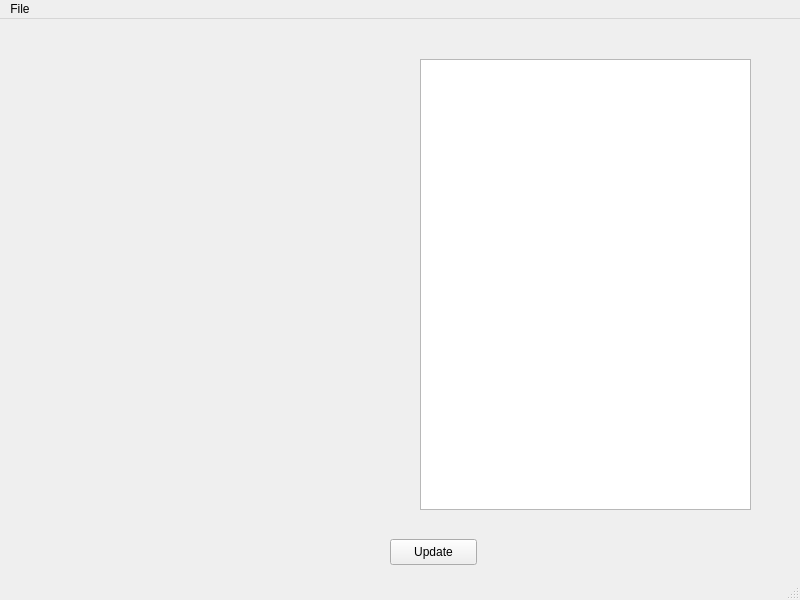
Old version of the form qt-workbench/func_edit.ui in the repository lignumsystem/lignum-core.
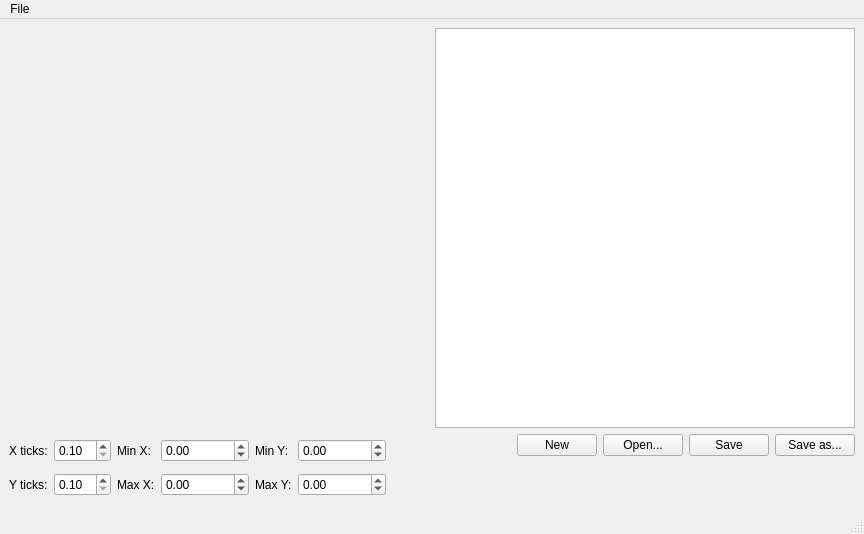
New version of the form. Custom widgets are drawn as their Qt base class.

Commit message:
Added the painter as a component to the form files. The layout of the program should now work better.
Also added spin boxes for setting the tick and view settings, and buttons
below the edit box for loading and saving files. It's also possible to
start a new file via menubar entry 'New', or by clicking 'New' button
beside the 'Open'-button.

Patch:
```diff
--- a/qt-workbench/func_edit.ui
+++ b/qt-workbench/func_edit.ui
@@ -8,44 +8,399 @@
    <rect>
     <x>0</x>
     <y>0</y>
-    <width>800</width>
-    <height>600</height>
+    <width>864</width>
+    <height>534</height>
    </rect>
   </property>
   <property name="windowTitle" >
    <string>Function Editor</string>
   </property>
   <widget class="QWidget" name="centralwidget" >
-   <widget class="QTextEdit" name="textEdit" >
-    <property name="geometry" >
-     <rect>
-      <x>420</x>
-      <y>40</y>
-      <width>331</width>
-      <height>451</height>
-     </rect>
+   <layout class="QHBoxLayout" >
+    <property name="margin" >
+     <number>9</number>
     </property>
-   </widget>
-   <widget class="QPushButton" name="updateButton" >
-    <property name="geometry" >
-     <rect>
-      <x>390</x>
-      <y>520</y>
-      <width>87</width>
-      <height>26</height>
-     </rect>
+    <property name="spacing" >
+     <number>6</number>
     </property>
-    <property name="text" >
-     <string>Update</string>
-    </property>
-   </widget>
+    <item>
+     <layout class="QVBoxLayout" >
+      <property name="margin" >
+       <number>0</number>
+      </property>
+      <property name="spacing" >
+       <number>6</number>
+      </property>
+      <item>
+       <layout class="QHBoxLayout" >
+        <property name="margin" >
+         <number>0</number>
+        </property>
+        <property name="spacing" >
+         <number>6</number>
+        </property>
+        <item>
+         <widget class="FunctionPainter" name="f_painter" >
+          <property name="sizePolicy" >
+           <sizepolicy>
+            <hsizetype>7</hsizetype>
+            <vsizetype>7</vsizetype>
+            <horstretch>0</horstretch>
+            <verstretch>0</verstretch>
+           </sizepolicy>
+          </property>
+          <property name="toolTip" >
+           <string>Function painter for Lignum</string>
+          </property>
+          <property name="whatsThis" >
+           <string> Function painter for Lignum</string>
+          </property>
+          <property name="autoFillBackground" >
+           <bool>false</bool>
+          </property>
+         </widget>
+        </item>
+        <item>
+         <widget class="QTextEdit" name="textEdit" >
+          <property name="minimumSize" >
+           <size>
+            <width>0</width>
+            <height>400</height>
+           </size>
+          </property>
+         </widget>
+        </item>
+       </layout>
+      </item>
+      <item>
+       <layout class="QHBoxLayout" >
+        <property name="margin" >
+         <number>0</number>
+        </property>
+        <property name="spacing" >
+         <number>6</number>
+        </property>
+        <item>
+         <layout class="QHBoxLayout" >
+          <property name="margin" >
+           <number>0</number>
+          </property>
+          <property name="spacing" >
+           <number>6</number>
+          </property>
+          <item>
+           <layout class="QVBoxLayout" >
+            <property name="margin" >
+             <number>0</number>
+            </property>
+            <property name="spacing" >
+             <number>6</number>
+            </property>
+            <item>
+             <layout class="QHBoxLayout" >
+              <property name="margin" >
+               <number>0</number>
+              </property>
+              <property name="spacing" >
+               <number>6</number>
+              </property>
+              <item>
+               <widget class="QLabel" name="label_6" >
+                <property name="text" >
+                 <string>X ticks:</string>
+                </property>
+                <property name="buddy" >
+                 <cstring>xtickBox</cstring>
+                </property>
+               </widget>
+              </item>
+              <item>
+               <widget class="QDoubleSpinBox" name="xtickBox" >
+                <property name="minimum" >
+                 <double>0.1</double>
+                </property>
+                <property name="singleStep" >
+                 <double>0.1</double>
+                </property>
+               </widget>
+              </item>
+             </layout>
+            </item>
+            <item>
+             <layout class="QHBoxLayout" >
+              <property name="margin" >
+               <number>0</number>
+              </property>
+              <property name="spacing" >
+               <number>6</number>
+              </property>
+              <item>
+               <widget class="QLabel" name="label_5" >
+                <property name="text" >
+                 <string>Y ticks:</string>
+                </property>
+                <property name="buddy" >
+                 <cstring>yticBox</cstring>
+                </property>
+               </widget>
+              </item>
+              <item>
+               <widget class="QDoubleSpinBox" name="yticBox" >
+                <property name="minimum" >
+                 <double>0.1</double>
+                </property>
+                <property name="singleStep" >
+                 <double>0.1</double>
+                </property>
+               </widget>
+              </item>
+             </layout>
+            </item>
+           </layout>
+          </item>
+          <item>
+           <layout class="QVBoxLayout" >
+            <property name="margin" >
+             <number>0</number>
+            </property>
+            <property name="spacing" >
+             <number>6</number>
+            </property>
+            <item>
+             <layout class="QHBoxLayout" >
+              <property name="margin" >
+               <number>0</number>
+              </property>
+              <property name="spacing" >
+               <number>6</number>
+              </property>
+              <item>
+               <widget class="QLabel" name="label_3" >
+                <property name="text" >
+                 <string>Min X:</string>
+                </property>
+                <property name="buddy" >
+                 <cstring>minXBox</cstring>
+                </property>
+               </widget>
+              </item>
+              <item>
+               <widget class="QDoubleSpinBox" name="minXBox" >
+                <property name="maximum" >
+                 <double>1e+07</double>
+                </property>
+                <property name="minimum" >
+                 <double>-1e+07</double>
+                </property>
+                <property name="singleStep" >
+                 <double>0.1</double>
+                </property>
+                <property name="value" >
+                 <double>0</double>
+                </property>
+               </widget>
+              </item>
+             </layout>
+            </item>
+            <item>
+             <layout class="QHBoxLayout" >
+              <property name="margin" >
+               <number>0</number>
+              </property>
+              <property name="spacing" >
+               <number>6</number>
+              </property>
+              <item>
+               <widget class="QLabel" name="label_4" >
+                <property name="text" >
+                 <string>Max X:</string>
+                </property>
+                <property name="buddy" >
+                 <cstring>maxXBox</cstring>
+                </property>
+               </widget>
+              </item>
+              <item>
+               <widget class="QDoubleSpinBox" name="maxXBox" >
+                <property name="maximum" >
+                 <double>1e+08</double>
+                </property>
+                <property name="minimum" >
+                 <double>-1e+07</double>
+                </property>
+                <property name="singleStep" >
+                 <double>0.1</double>
+                </property>
+               </widget>
+              </item>
+             </layout>
+            </item>
+           </layout>
+          </item>
+          <item>
+           <layout class="QVBoxLayout" >
+            <property name="margin" >
+             <number>0</number>
+            </property>
+            <property name="spacing" >
+             <number>6</number>
+            </property>
+            <item>
+             <layout class="QHBoxLayout" >
+              <property name="margin" >
+               <number>0</number>
+              </property>
+              <property name="spacing" >
+               <number>6</number>
+              </property>
+              <item>
+               <widget class="QLabel" name="label" >
+                <property name="text" >
+                 <string>Min Y:</string>
+                </property>
+                <property name="buddy" >
+                 <cstring>minYBox</cstring>
+                </property>
+               </widget>
+              </item>
+              <item>
+               <widget class="QDoubleSpinBox" name="minYBox" >
+                <property name="maximum" >
+                 <double>1e+07</double>
+                </property>
+                <property name="minimum" >
+                 <double>-1e+07</double>
+                </property>
+                <property name="singleStep" >
+                 <double>0.1</double>
+                </property>
+               </widget>
+              </item>
+             </layout>
+            </item>
+            <item>
+             <layout class="QHBoxLayout" >
+              <property name="margin" >
+               <number>0</number>
+              </property>
+              <property name="spacing" >
+               <number>6</number>
+              </property>
+              <item>
+               <widget class="QLabel" name="label_2" >
+                <property name="text" >
+                 <string>Max Y:</string>
+                </property>
+                <property name="buddy" >
+                 <cstring>maxYBo</cstring>
+                </property>
+               </widget>
+              </item>
+              <item>
+               <widget class="QDoubleSpinBox" name="maxYBo" >
+                <property name="maximum" >
+                 <double>1e+07</double>
+                </property>
+                <property name="minimum" >
+                 <double>-1e+07</double>
+                </property>
+                <property name="singleStep" >
+                 <double>0.1</double>
+                </property>
+               </widget>
+              </item>
+             </layout>
+            </item>
+           </layout>
+          </item>
+         </layout>
+        </item>
+        <item>
+         <spacer>
+          <property name="orientation" >
+           <enum>Qt::Horizontal</enum>
+          </property>
+          <property name="sizeHint" >
+           <size>
+            <width>31</width>
+            <height>20</height>
+           </size>
+          </property>
+         </spacer>
+        </item>
+        <item>
+         <layout class="QVBoxLayout" >
+          <property name="margin" >
+           <number>0</number>
+          </property>
+          <property name="spacing" >
+           <number>6</number>
+          </property>
+          <item>
+           <layout class="QHBoxLayout" >
+            <property name="margin" >
+             <number>0</number>
+            </property>
+            <property name="spacing" >
+             <number>6</number>
+            </property>
+            <item>
+             <widget class="QPushButton" name="newButton" >
+              <property name="text" >
+               <string>New</string>
+              </property>
+             </widget>
+            </item>
+            <item>
+             <widget class="QPushButton" name="openButton" >
+              <property name="text" >
+               <string>Open...</string>
+              </property>
+             </widget>
+            </item>
+            <item>
+             <widget class="QPushButton" name="saveButton" >
+              <property name="text" >
+               <string>Save</string>
+              </property>
+             </widget>
+            </item>
+            <item>
+             <widget class="QPushButton" name="saveAsButton" >
+              <property name="text" >
+               <string>Save as...</string>
+              </property>
+             </widget>
+            </item>
+           </layout>
+          </item>
+          <item>
+           <spacer>
+            <property name="orientation" >
+             <enum>Qt::Vertical</enum>
+            </property>
+            <property name="sizeHint" >
+             <size>
+              <width>20</width>
+              <height>21</height>
+             </size>
+            </property>
+           </spacer>
+          </item>
+         </layout>
+        </item>
+       </layout>
+      </item>
+     </layout>
+    </item>
+   </layout>
   </widget>
   <widget class="QMenuBar" name="menubar" >
    <property name="geometry" >
     <rect>
      <x>0</x>
      <y>0</y>
-     <width>800</width>
+     <width>864</width>
      <height>26</height>
     </rect>
    </property>
@@ -85,6 +440,210 @@
   </action>
  </widget>
  <pixmapfunction></pixmapfunction>
- <resources/>
- <connections/>
+ <customwidgets>
+  <customwidget>
+   <class>FunctionPainter</class>
+   <extends>QWidget</extends>
+   <header>FunctionPainter.h</header>
+   <container>0</container>
+   <pixmap></pixmap>
+  </customwidget>
+ </customwidgets>
+ <resources>
+  <include location="resources.qrc" />
+ </resources>
+ <connections>
+  <connection>
+   <sender>xtickBox</sender>
+   <signal>valueChanged(double)</signal>
+   <receiver>f_painter</receiver>
+   <slot>setXTicks(double)</slot>
+   <hints>
+    <hint type="sourcelabel" >
+     <x>89</x>
+     <y>466</y>
+    </hint>
+    <hint type="destinationlabel" >
+     <x>143</x>
+     <y>329</y>
+    </hint>
+   </hints>
+  </connection>
+  <connection>
+   <sender>yticBox</sender>
+   <signal>valueChanged(double)</signal>
+   <receiver>f_painter</receiver>
+   <slot>setYTicks(double)</slot>
+   <hints>
+    <hint type="sourcelabel" >
+     <x>94</x>
+     <y>492</y>
+    </hint>
+    <hint type="destinationlabel" >
+     <x>154</x>
+     <y>326</y>
+    </hint>
+   </hints>
+  </connection>
+  <connection>
+   <sender>minXBox</sender>
+   <signal>valueChanged(double)</signal>
+   <receiver>f_painter</receiver>
+   <slot>setMinX(double)</slot>
+   <hints>
+    <hint type="sourcelabel" >
+     <x>198</x>
+     <y>456</y>
+    </hint>
+    <hint type="destinationlabel" >
+     <x>245</x>
+     <y>316</y>
+    </hint>
+   </hints>
+  </connection>
+  <connection>
+   <sender>maxXBox</sender>
+   <signal>valueChanged(double)</signal>
+   <receiver>f_painter</receiver>
+   <slot>setMaxX(double)</slot>
+   <hints>
+    <hint type="sourcelabel" >
+     <x>220</x>
+     <y>480</y>
+    </hint>
+    <hint type="destinationlabel" >
+     <x>276</x>
+     <y>377</y>
+    </hint>
+   </hints>
+  </connection>
+  <connection>
+   <sender>minYBox</sender>
+   <signal>valueChanged(double)</signal>
+   <receiver>f_painter</receiver>
+   <slot>setMinY(double)</slot>
+   <hints>
+    <hint type="sourcelabel" >
+     <x>315</x>
+     <y>452</y>
+    </hint>
+    <hint type="destinationlabel" >
+     <x>337</x>
+     <y>358</y>
+    </hint>
+   </hints>
+  </connection>
+  <connection>
+   <sender>maxYBo</sender>
+   <signal>valueChanged(double)</signal>
+   <receiver>f_painter</receiver>
+   <slot>setMaxY(double)</slot>
+   <hints>
+    <hint type="sourcelabel" >
+     <x>316</x>
+     <y>493</y>
+    </hint>
+    <hint type="destinationlabel" >
+     <x>357</x>
+     <y>414</y>
+    </hint>
+   </hints>
+  </connection>
+  <connection>
+   <sender>f_painter</sender>
+   <signal>xTicksChanged(double)</signal>
+   <receiver>xtickBox</receiver>
+   <slot>setValue(double)</slot>
+   <hints>
+    <hint type="sourcelabel" >
+     <x>67</x>
+     <y>319</y>
+    </hint>
+    <hint type="destinationlabel" >
+     <x>69</x>
+     <y>455</y>
+    </hint>
+   </hints>
+  </connection>
+  <connection>
+   <sender>f_painter</sender>
+   <signal>yTicksChanged(double)</signal>
+   <receiver>yticBox</receiver>
+   <slot>setValue(double)</slot>
+   <hints>
+    <hint type="sourcelabel" >
+     <x>103</x>
+     <y>393</y>
+    </hint>
+    <hint type="destinationlabel" >
+     <x>85</x>
+     <y>481</y>
+    </hint>
+   </hints>
+  </connection>
+  <connection>
+   <sender>f_painter</sender>
+   <signal>minXChanged(double)</signal>
+   <receiver>minXBox</receiver>
+   <slot>setValue(double)</slot>
+   <hints>
+    <hint type="sourcelabel" >
+     <x>210</x>
+     <y>365</y>
+    </hint>
+    <hint type="destinationlabel" >
+     <x>202</x>
+     <y>464</y>
+    </hint>
+   </hints>
+  </connection>
+  <connection>
+   <sender>f_painter</sender>
+   <signal>maxXChanged(double)</signal>
+   <receiver>maxXBox</receiver>
+   <slot>setValue(double)</slot>
+   <hints>
+    <hint type="sourcelabel" >
+     <x>229</x>
+     <y>407</y>
+    </hint>
+    <hint type="destinationlabel" >
+     <x>184</x>
+     <y>490</y>
+    </hint>
+   </hints>
+  </connection>
+  <connection>
+   <sender>f_painter</sender>
+   <signal>minYChanged(double)</signal>
+   <receiver>minYBox</receiver>
+   <slot>setValue(double)</slot>
+   <hints>
+    <hint type="sourcelabel" >
+     <x>318</x>
+     <y>423</y>
+    </hint>
+    <hint type="destinationlabel" >
+     <x>296</x>
+     <y>460</y>
+    </hint>
+   </hints>
+  </connection>
+  <connection>
+   <sender>f_painter</sender>
+   <signal>maxYChanged(double)</signal>
+   <receiver>maxYBo</receiver>
+   <slot>setValue(double)</slot>
+   <hints>
+    <hint type="sourcelabel" >
+     <x>319</x>
+     <y>322</y>
+    </hint>
+    <hint type="destinationlabel" >
+     <x>319</x>
+     <y>483</y>
+    </hint>
+   </hints>
+  </connection>
+ </connections>
 </ui>
```
Left out of the diff: 6 changed lines with no effect on the pictures. The commit also changes 1 other file.
